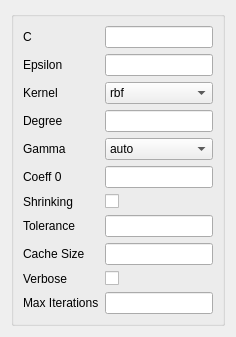
This is ui/cv_SVR.ui in tthatcher95/PyHAT_Point_Spectra_GUI as Qt 5 draws it before an edit. The edited form follows.
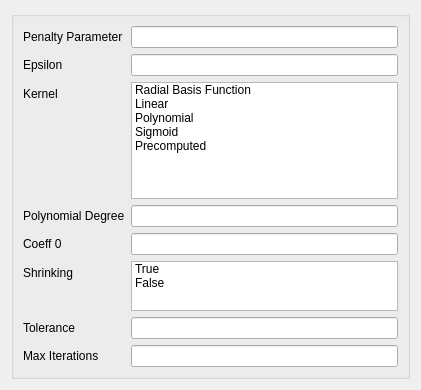
This is the edited form.

Patch:
```diff
--- a/ui/cv_SVR.ui
+++ b/ui/cv_SVR.ui
@@ -2,6 +2,14 @@
 <ui version="4.0">
  <class>Form</class>
  <widget class="QWidget" name="Form">
+  <property name="geometry">
+   <rect>
+    <x>0</x>
+    <y>0</y>
+    <width>421</width>
+    <height>390</height>
+   </rect>
+  </property>
   <property name="sizePolicy">
    <sizepolicy hsizetype="Ignored" vsizetype="Ignored">
     <horstretch>0</horstretch>
@@ -21,7 +29,7 @@
       <item row="0" column="0">
        <widget class="QLabel" name="cLabel">
         <property name="text">
-         <string>C</string>
+         <string>Penalty Parameter</string>
         </property>
        </widget>
       </item>
@@ -54,30 +62,39 @@
        </widget>
       </item>
       <item row="2" column="1">
-       <widget class="QComboBox" name="kernelComboBox">
+       <widget class="QListWidget" name="kernel_list">
+        <property name="maximumSize">
+         <size>
+          <width>16777215</width>
+          <height>120</height>
+         </size>
+        </property>
+        <property name="selectionMode">
+         <enum>QAbstractItemView::MultiSelection</enum>
+        </property>
         <item>
          <property name="text">
-          <string>rbf</string>
+          <string>Radial Basis Function</string>
          </property>
         </item>
         <item>
          <property name="text">
-          <string>poly</string>
+          <string>Linear</string>
          </property>
         </item>
         <item>
          <property name="text">
-          <string>sigmoid</string>
+          <string>Polynomial</string>
          </property>
         </item>
         <item>
          <property name="text">
-          <string>linear</string>
+          <string>Sigmoid</string>
          </property>
         </item>
         <item>
          <property name="text">
-          <string>precomputed</string>
+          <string>Precomputed</string>
          </property>
         </item>
        </widget>
@@ -85,7 +102,7 @@
       <item row="3" column="0">
        <widget class="QLabel" name="degreeLabel">
         <property name="text">
-         <string>Degree</string>
+         <string>Polynomial Degree</string>
         </property>
        </widget>
       </item>
@@ -93,64 +110,53 @@
        <widget class="QLineEdit" name="degreeLineEdit"/>
       </item>
       <item row="4" column="0">
-       <widget class="QLabel" name="gammaLabel">
-        <property name="text">
-         <string>Gamma</string>
-        </property>
-       </widget>
-      </item>
-      <item row="4" column="1">
-       <widget class="QComboBox" name="gammaComboBox">
-        <item>
-         <property name="text">
-          <string>auto</string>
-         </property>
-        </item>
-        <item>
-         <property name="text">
-          <string>rbf</string>
-         </property>
-        </item>
-        <item>
-         <property name="text">
-          <string>poly</string>
-         </property>
-        </item>
-        <item>
-         <property name="text">
-          <string>sigmoid</string>
-         </property>
-        </item>
-       </widget>
-      </item>
-      <item row="5" column="0">
        <widget class="QLabel" name="coeff0Label">
         <property name="text">
          <string>Coeff 0</string>
         </property>
        </widget>
       </item>
-      <item row="5" column="1">
+      <item row="4" column="1">
        <widget class="QLineEdit" name="coeff0LineEdit"/>
       </item>
-      <item row="6" column="0">
+      <item row="5" column="0">
        <widget class="QLabel" name="shrinkingLabel">
         <property name="text">
          <string>Shrinking</string>
         </property>
        </widget>
       </item>
-      <item row="6" column="1">
-       <widget class="QCheckBox" name="shrinkingCheckBox"/>
+      <item row="5" column="1">
+       <widget class="QListWidget" name="shrinking_list">
+        <property name="maximumSize">
+         <size>
+          <width>16777215</width>
+          <height>50</height>
+         </size>
+        </property>
+        <property name="selectionMode">
+         <enum>QAbstractItemView::MultiSelection</enum>
+        </property>
+        <item>
+         <property name="text">
+          <string>True</string>
+         </property>
+        </item>
+        <item>
+         <property name="text">
+          <string>False</string>
+         </property>
+        </item>
+       </widget>
       </item>
-      <item row="7" column="0">
+      <item row="6" column="0">
        <widget class="QLabel" name="toleranceLabel">
         <property name="text">
          <string>Tolerance</string>
         </property>
        </widget>
       </item>
-      <item row="7" column="1">
+      <item row="6" column="1">
        <widget class="QLineEdit" name="toleranceLineEdit">
         <property name="decimals" stdset="0">
          <number>3</number>
@@ -160,41 +166,14 @@
         </property>
        </widget>
       </item>
-      <item row="8" column="0">
-       <widget class="QLabel" name="cacheSizeLabel">
-        <property name="text">
-         <string>Cache Size</string>
-        </property>
-       </widget>
-      </item>
-      <item row="8" column="1">
-       <widget class="QLineEdit" name="cacheSizeLineEdit">
-        <property name="maximum" stdset="0">
-         <number>999</number>
-        </property>
-        <property name="value" stdset="0">
-         <number>200</number>
-        </property>
-       </widget>
-      </item>
-      <item row="9" column="0">
-       <widget class="QLabel" name="verboseLabel">
-        <property name="text">
-         <string>Verbose</string>
-        </property>
-       </widget>
-      </item>
-      <item row="9" column="1">
-       <widget class="QCheckBox" name="verboseCheckBox"/>
-      </item>
-      <item row="10" column="0">
+      <item row="7" column="0">
        <widget class="QLabel" name="maxIterationsLabel">
         <property name="text">
          <string>Max Iterations</string>
         </property>
        </widget>
       </item>
-      <item row="10" column="1">
+      <item row="7" column="1">
        <widget class="QLineEdit" name="maxIterationsLineEdit">
         <property name="minimum" stdset="0">
          <number>-1</number>
```
